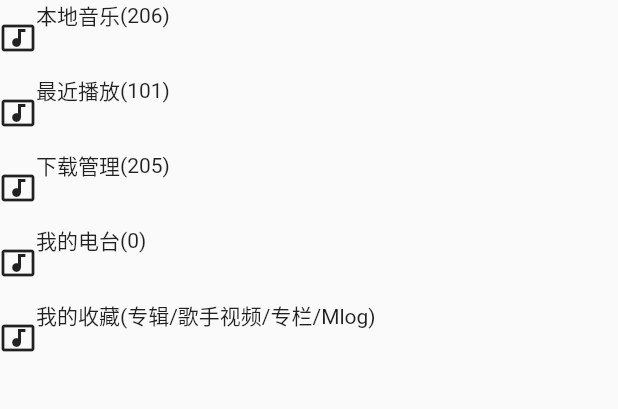
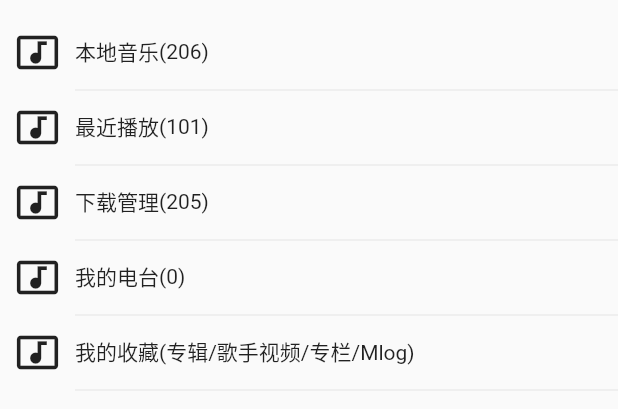
Before and after one commit to HuoXiaoYe/flutter-wangyiMusic, a Flutter app: the MyMusicDesc widget shown alone on an empty page, opened directly, on a phone screen of 412 x 824 dp. Shown: the top 409 px of the screen. Run offline on Flutter 3.47's test engine with Material 2 defaults, Android fonts, the phone set to English and light mode, and no system bars; our stand-ins replace flutter_swiper; network calls fail.

Commit message:
个人中心页面 中间部分

```diff
--- a/lib/pages/mine/mine.dart
+++ b/lib/pages/mine/mine.dart
@@ -71,23 +71,32 @@ class NavTabbar extends StatelessWidget {
 class MyMusicDesc extends StatelessWidget {
   Widget _descItem(item) {
     return Container(
+      alignment: Alignment.centerLeft,
+      margin: EdgeInsets.only(left: 10),
       height: 50,
       child: Row(
+        // mainAxisAlignment: MainAxisAlignment.center,
+        crossAxisAlignment: CrossAxisAlignment.start,
         children: <Widget>[
-          Icon(Icons.music_video),
-          Column(
-            children: <Widget>[
-              Row(
-                children: <Widget>[
-                  Text(item['title']),
-                  Text("(${item['desc']})")
-                ],
-              ),
-              Divider(
-                color: Colors.black,
-              )
-            ],
-          )
+          Icon(
+            Icons.music_video,
+            size: 30,
+          ),
+          Expanded(
+            child: Container(
+                margin: EdgeInsets.only(left: 10, top: 4),
+                padding: EdgeInsets.only(bottom: 15),
+                child: Row(
+                  children: <Widget>[
+                    Text(item['title']),
+                    Text("(${item['desc']})")
+                  ],
+                ),
+                decoration: BoxDecoration(
+                    border: Border(
+                        bottom:
+                            BorderSide(width: 0.5, color: Colors.black12)))),
+          ),
         ],
       ),
     );
@@ -96,6 +105,7 @@ class MyMusicDesc extends StatelessWidget {
   @override
   Widget build(BuildContext context) {
     return Container(
+      margin: EdgeInsets.only(top: 15),
       child: Column(
         children: mineMusicList.map((item) => _descItem(item)).toList(),
       ),
```
